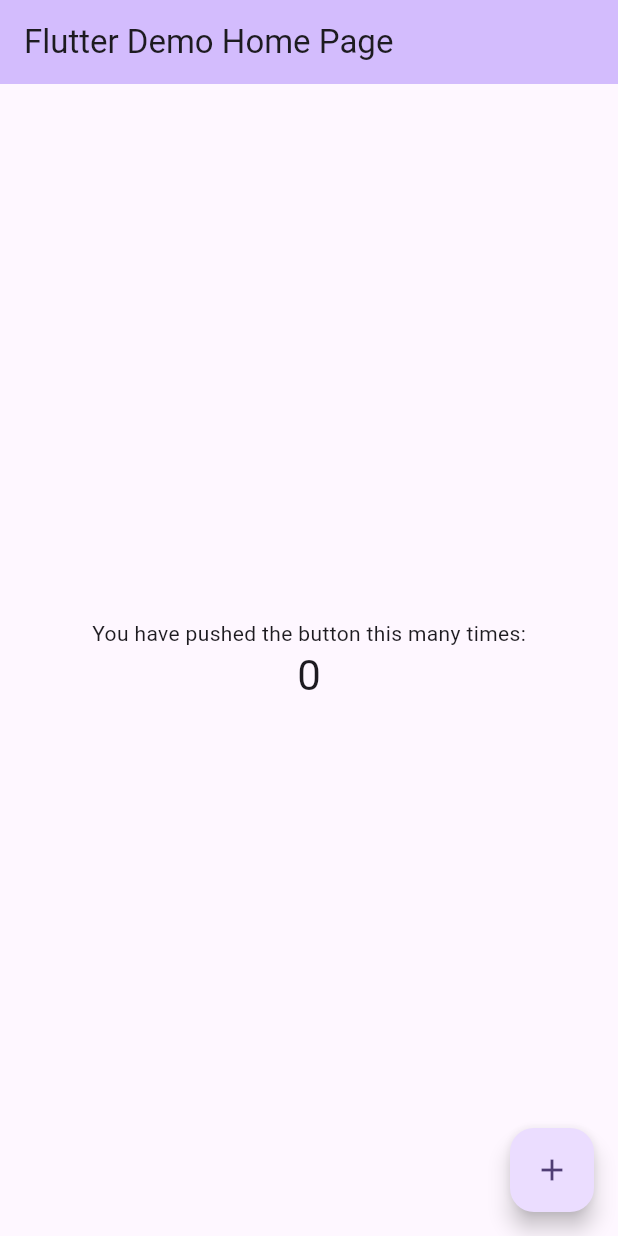
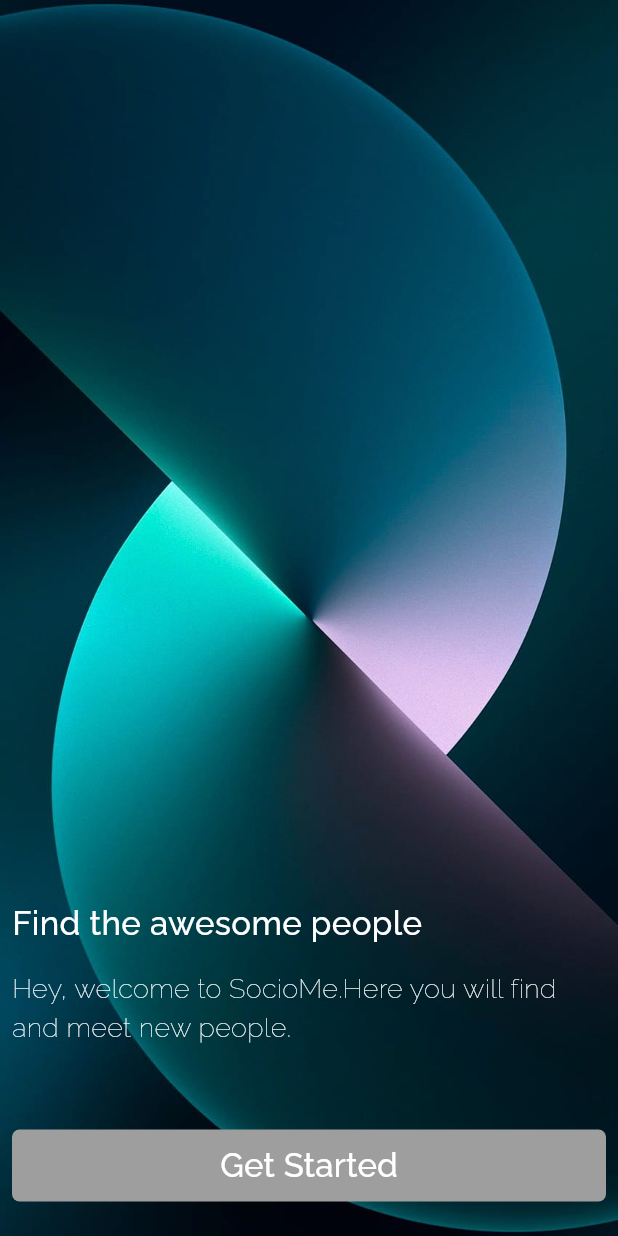
Before and after one commit to nitta02/Web-Designs, a Flutter app: the screen it shows after launch, on a phone screen of 412 x 824 dp. Run offline on Flutter 3.47's test engine with Material 3 defaults, Android fonts, the light colour scheme and no system bars.

Commit message:
splash commit

```diff
--- a/lib/main.dart
+++ b/lib/main.dart
@@ -1,4 +1,5 @@
 import 'package:flutter/material.dart';
+import 'package:social_media_app/view/screens/splash_screen.dart';
 
 void main() {
   runApp(const MyApp());
@@ -7,119 +8,14 @@ void main() {
 class MyApp extends StatelessWidget {
   const MyApp({super.key});
 
-  // This widget is the root of your application.
   @override
   Widget build(BuildContext context) {
     return MaterialApp(
-      title: 'Flutter Demo',
+      debugShowCheckedModeBanner: false,
       theme: ThemeData(
-        // This is the theme of your application.
-        //
-        // TRY THIS: Try running your application with "flutter run". You'll see
-        // the application has a blue toolbar. Then, without quitting the app,
-        // try changing the seedColor in the colorScheme below to Colors.green
-        // and then invoke "hot reload" (save your changes or press the "hot
-        // reload" button in a Flutter-supported IDE, or press "r" if you used
-        // the command line to start the app).
-        //
-        // Notice that the counter didn't reset back to zero; the application
-        // state is not lost during the reload. To reset the state, use hot
-        // restart instead.
-        //
-        // This works for code too, not just values: Most code changes can be
-        // tested with just a hot reload.
-        colorScheme: ColorScheme.fromSeed(seedColor: Colors.deepPurple),
-        useMaterial3: true,
+        fontFamily: 'Raleway',
       ),
-      home: const MyHomePage(title: 'Flutter Demo Home Page'),
+      home: SplashScreen(),
     );
   }
 }
-
-class MyHomePage extends StatefulWidget {
-  const MyHomePage({super.key, required this.title});
-
-  // This widget is the home page of your application. It is stateful, meaning
-  // that it has a State object (defined below) that contains fields that affect
-  // how it looks.
-
-  // This class is the configuration for the state. It holds the values (in this
-  // case the title) provided by the parent (in this case the App widget) and
-  // used by the build method of the State. Fields in a Widget subclass are
-  // always marked "final".
-
-  final String title;
-
-  @override
-  State<MyHomePage> createState() => _MyHomePageState();
-}
-
-class _MyHomePageState extends State<MyHomePage> {
-  int _counter = 0;
-
-  void _incrementCounter() {
-    setState(() {
-      // This call to setState tells the Flutter framework that something has
-      // changed in this State, which causes it to rerun the build method below
-      // so that the display can reflect the updated values. If we changed
-      // _counter without calling setState(), then the build method would not be
-      // called again, and so nothing would appear to happen.
-      _counter++;
-    });
-  }
-
-  @override
-  Widget build(BuildContext context) {
-    // This method is rerun every time setState is called, for instance as done
-    // by the _incrementCounter method above.
-    //
-    // The Flutter framework has been optimized to make rerunning build methods
-    // fast, so that you can just rebuild anything that needs updating rather
-    // than having to individually change instances of widgets.
-    return Scaffold(
-      appBar: AppBar(
-        // TRY THIS: Try changing the color here to a specific color (to
-        // Colors.amber, perhaps?) and trigger a hot reload to see the AppBar
-        // change color while the other colors stay the same.
-        backgroundColor: Theme.of(context).colorScheme.inversePrimary,
-        // Here we take the value from the MyHomePage object that was created by
-        // the App.build method, and use it to set our appbar title.
-        title: Text(widget.title),
-      ),
-      body: Center(
-        // Center is a layout widget. It takes a single child and positions it
-        // in the middle of the parent.
-        child: Column(
-          // Column is also a layout widget. It takes a list of children and
-          // arranges them vertically. By default, it sizes itself to fit its
-          // children horizontally, and tries to be as tall as its parent.
-          //
-          // Column has various properties to control how it sizes itself and
-          // how it positions its children. Here we use mainAxisAlignment to
-          // center the children vertically; the main axis here is the vertical
-          // axis because Columns are vertical (the cross axis would be
-          // horizontal).
-          //
-          // TRY THIS: Invoke "debug painting" (choose the "Toggle Debug Paint"
-          // action in the IDE, or press "p" in the console), to see the
-          // wireframe for each widget.
-          mainAxisAlignment: MainAxisAlignment.center,
-          children: <Widget>[
-            const Text(
-              'You have pushed the button this many times:',
-            ),
-            Text(
-              '$_counter',
-              style: Theme.of(context).textTheme.headlineMedium,
-            ),
-          ],
-        ),
-      ),
-      floatingActionButton: FloatingActionButton(
-        onPressed: _incrementCounter,
-        tooltip: 'Increment',
-        child: const Icon(Icons.add),
-      ), // This trailing comma makes auto-formatting nicer for build methods.
-    );
-  }
-}
--- /dev/null
+++ b/lib/view/screens/splash_screen.dart
@@ -0,0 +1,80 @@
+import 'package:flutter/material.dart';
+import 'package:social_media_app/view/widgets/text.dart';
+
+class SplashScreen extends StatefulWidget {
+  const SplashScreen({super.key});
+
+  @override
+  State<SplashScreen> createState() => _SplashScreenState();
+}
+
+class _SplashScreenState extends State<SplashScreen> {
+  @override
+  Widget build(BuildContext context) {
+    return Scaffold(
+      body: Container(
+        width: double.infinity,
+        decoration: const BoxDecoration(
+          image: DecorationImage(
+            image: AssetImage('assets/images/img1.jpg'),
+            fit: BoxFit.cover,
+            filterQuality: FilterQuality.high,
+          ),
+        ),
+        child: Padding(
+          padding: const EdgeInsets.all(8.0),
+          child: Column(
+            mainAxisAlignment: MainAxisAlignment.end,
+            crossAxisAlignment: CrossAxisAlignment.center,
+            children: [
+              const Column(
+                mainAxisAlignment: MainAxisAlignment.spaceBetween,
+                crossAxisAlignment: CrossAxisAlignment.start,
+                children: [
+                  CustomText(
+                    color: Colors.white,
+                    text: 'Find the awesome people',
+                    fontSize: 22,
+                    fontWeight: FontWeight.w500,
+                  ),
+                  SizedBox(
+                    height: 15,
+                  ),
+                  CustomText(
+                    color: Colors.white,
+                    text:
+                        'Hey, welcome to SocioMe.\Here you will find and meet new people.',
+                    fontSize: 18,
+                    fontWeight: FontWeight.w300,
+                  ),
+                ],
+              ),
+              const SizedBox(
+                height: 55,
+              ),
+              Container(
+                width: double.infinity,
+                decoration: BoxDecoration(
+                  color: Colors.grey,
+                  borderRadius: BorderRadius.circular(5.0),
+                ),
+                child: MaterialButton(
+                  onPressed: () {},
+                  child: const CustomText(
+                    color: Colors.white,
+                    text: 'Get Started',
+                    fontSize: 22,
+                    fontWeight: FontWeight.w500,
+                  ),
+                ),
+              ),
+              const SizedBox(
+                height: 15,
+              ),
+            ],
+          ),
+        ),
+      ),
+    );
+  }
+}
--- /dev/null
+++ b/lib/view/widgets/text.dart
@@ -0,0 +1,28 @@
+// ignore_for_file: public_member_api_docs, sort_constructors_first
+import 'package:flutter/material.dart';
+
+class CustomText extends StatelessWidget {
+  final String text;
+  final double fontSize;
+  final Color color;
+  final FontWeight fontWeight;
+  const CustomText({
+    Key? key,
+    required this.text,
+    required this.fontSize,
+    required this.color,
+    required this.fontWeight,
+  }) : super(key: key);
+
+  @override
+  Widget build(BuildContext context) {
+    return Text(
+      text,
+      style: TextStyle(
+        color: color,
+        fontSize: fontSize,
+        fontWeight: fontWeight,
+      ),
+    );
+  }
+}
```
Also changed, not shown: pubspec.yaml (+9 -8 lines), assets/fonts/Raleway-Bold.ttf (added), assets/fonts/Raleway-Medium.ttf (added), assets/fonts/Raleway-Thin.ttf (added), assets/icons/fanlala-logo.png (added), assets/icons/instagram.png (added), assets/icons/search.png (added), assets/images/img1.jpg (added), assets/images/img2.jpg (added), lib/view/screens/home_screen.dart (added).
